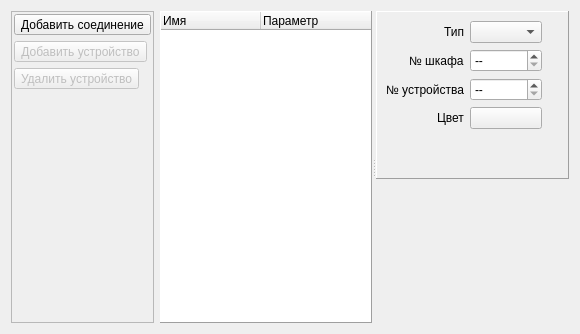
dostapazov/powermon_v4, file zrm/zrmconnectivityparam.ui: the form before one commit.
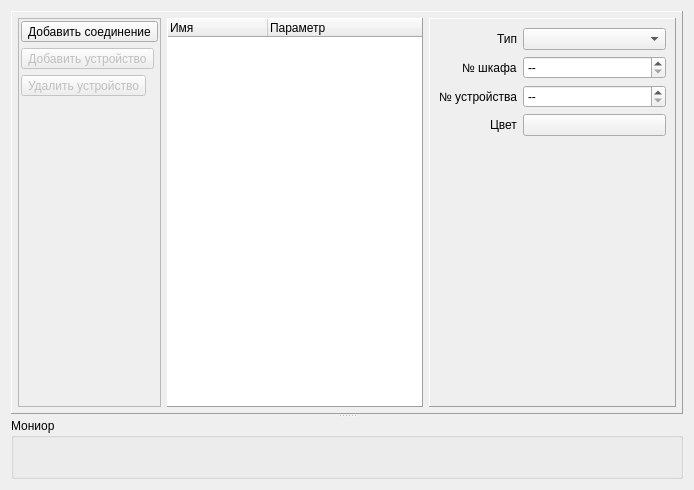
The form after the commit. The open tabs and pages were chosen to show the change. Icons and pictures are not drawn. Custom widgets are drawn as their Qt base class.

The edit to the form file:
```diff
--- a/zrm/zrmconnectivityparam.ui
+++ b/zrm/zrmconnectivityparam.ui
@@ -6,8 +6,8 @@
    <rect>
     <x>0</x>
     <y>0</y>
-    <width>580</width>
-    <height>334</height>
+    <width>694</width>
+    <height>490</height>
    </rect>
   </property>
   <property name="windowTitle">
@@ -17,10 +17,31 @@
    <item>
     <widget class="QSplitter" name="splitter">
      <property name="orientation">
-      <enum>Qt::Horizontal</enum>
+      <enum>Qt::Vertical</enum>
      </property>
-     <widget class="QWidget" name="layoutWidget">
+     <widget class="QWidget" name="">
+      <layout class="QHBoxLayout" name="horizontalLayout_2">
+       <item>
+        <widget class="QFrame" name="frame">
+         <property name="frameShape">
+          <enum>QFrame::Panel</enum>
+         </property>
+         <property name="frameShadow">
+          <enum>QFrame::Raised</enum>
+         </property>
       <layout class="QHBoxLayout" name="horizontalLayout">
+          <property name="leftMargin">
+           <number>6</number>
+          </property>
+          <property name="topMargin">
+           <number>6</number>
+          </property>
+          <property name="rightMargin">
+           <number>6</number>
+          </property>
+          <property name="bottomMargin">
+           <number>6</number>
+          </property>
        <item>
         <widget class="QFrame" name="tool_frame">
          <property name="sizePolicy">
@@ -192,14 +213,10 @@
          </column>
         </widget>
        </item>
-      </layout>
-     </widget>
-     <widget class="QWidget" name="layoutWidget1">
-      <layout class="QVBoxLayout" name="verticalLayout_2">
        <item>
         <widget class="QStackedWidget" name="conn_stacked">
          <property name="sizePolicy">
-          <sizepolicy hsizetype="Expanding" vsizetype="Maximum">
+             <sizepolicy hsizetype="Expanding" vsizetype="Expanding">
            <horstretch>0</horstretch>
            <verstretch>0</verstretch>
           </sizepolicy>
@@ -330,23 +347,35 @@
              </item>
             </layout>
            </item>
-           <item>
-            <spacer name="horizontalSpacer_2">
-             <property name="orientation">
-              <enum>Qt::Horizontal</enum>
-             </property>
-             <property name="sizeHint" stdset="0">
-              <size>
-               <width>41</width>
-               <height>20</height>
-              </size>
-             </property>
-            </spacer>
-           </item>
           </layout>
          </widget>
         </widget>
        </item>
+         </layout>
+        </widget>
+       </item>
+      </layout>
+     </widget>
+     <widget class="QGroupBox" name="groupBox">
+      <property name="title">
+       <string>Мониор</string>
+      </property>
+      <layout class="QVBoxLayout" name="verticalLayout_2">
+       <property name="spacing">
+        <number>4</number>
+       </property>
+       <property name="leftMargin">
+        <number>4</number>
+       </property>
+       <property name="topMargin">
+        <number>4</number>
+       </property>
+       <property name="rightMargin">
+        <number>4</number>
+       </property>
+       <property name="bottomMargin">
+        <number>4</number>
+       </property>
        <item>
         <widget class="ZrmMonitor" name="zrm_mon" native="true">
          <property name="sizePolicy">
```
Left out of the diff: 2 changed lines with no effect on the pictures. Lines whose indentation alone changed are shown as unchanged.
